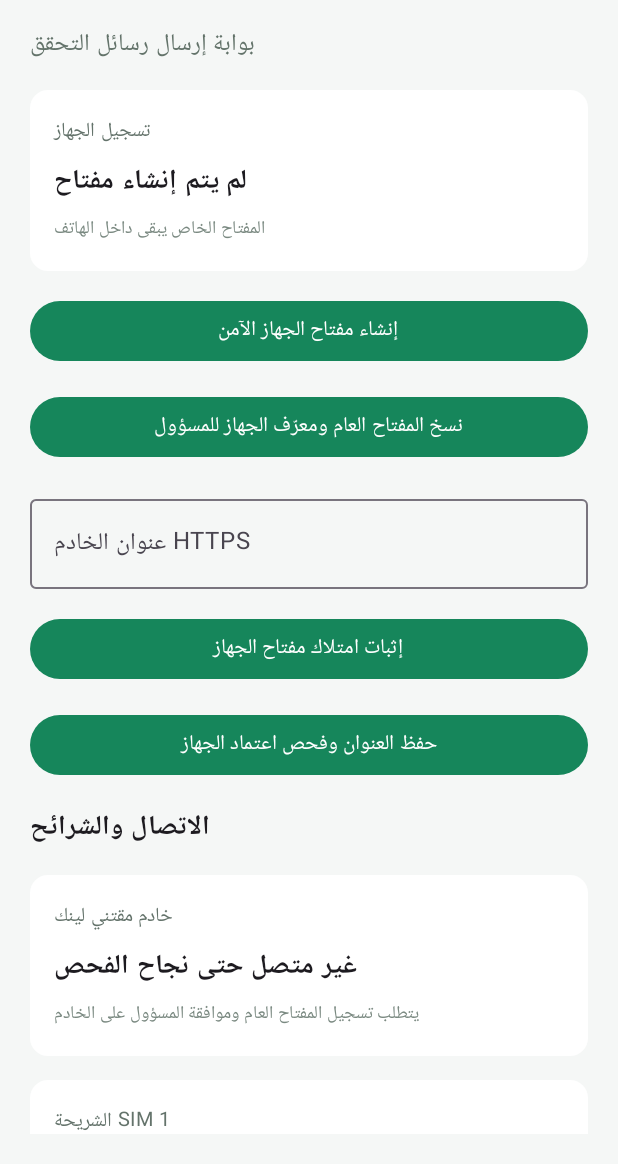
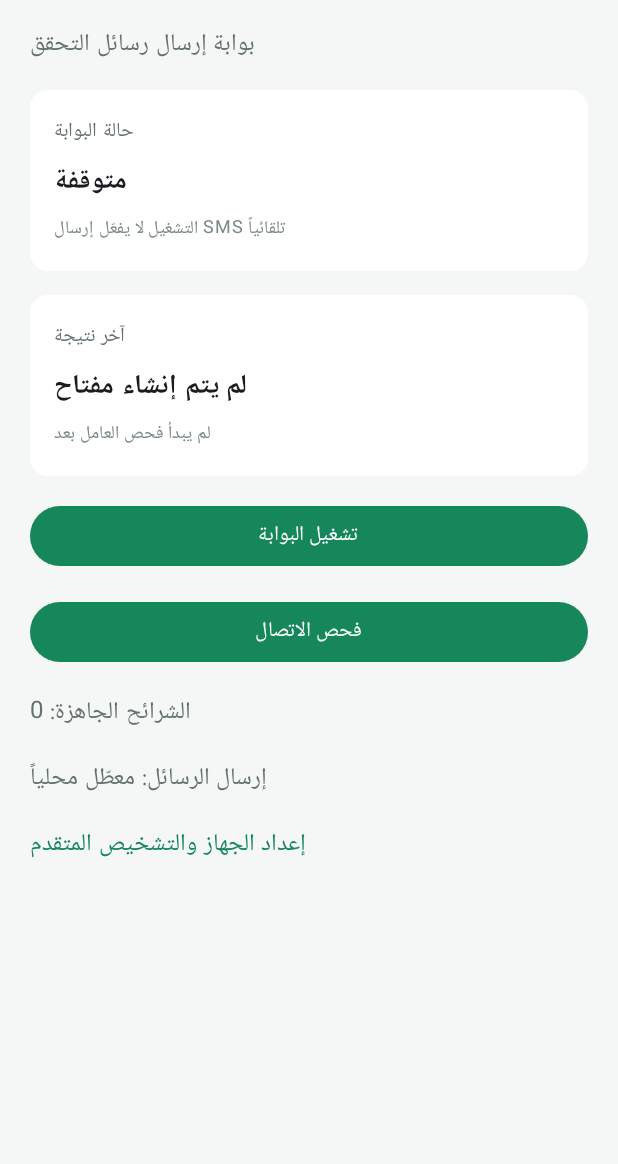
Before and after one commit to overurdream-collab/smsgateway, an Android app built with Jetpack Compose: the screen it shows after launch (MainActivity), on a phone screen of 412 x 824 dp, the part 72-1236 px from its top. Run offline under Robolectric (Android 15) with nearby library versions, the phone set to English and light mode, and no system bars.

Commit message:
refactor(fin25): two primary gateway controls and collapsed enrollment diagnostics

```diff
--- a/app/src/main/java/com/test4/smsgateway/MainActivity.kt
+++ b/app/src/main/java/com/test4/smsgateway/MainActivity.kt
@@ -6,6 +6,7 @@ import android.os.Bundle
 import androidx.activity.ComponentActivity
 import androidx.activity.compose.setContent
 import androidx.activity.result.contract.ActivityResultContracts
+import androidx.compose.foundation.clickable
 import androidx.compose.foundation.verticalScroll
 import androidx.compose.foundation.rememberScrollState
 import androidx.compose.foundation.layout.Arrangement
@@ -47,6 +48,7 @@ class MainActivity : ComponentActivity() {
     private lateinit var identity: DeviceIdentity
     private var serverUrl by mutableStateOf("")
     private var smsTestOptIn by mutableStateOf(false)
+    private var workerRequested by mutableStateOf(false)
     private var enrollmentStatus by mutableStateOf("لم يتم إنشاء مفتاح")
     private var workerDiagnostic by mutableStateOf("لم يبدأ فحص العامل بعد")
     private var keyFingerprint by mutableStateOf("")
@@ -122,6 +124,7 @@ class MainActivity : ComponentActivity() {
                         }
                     },
                     smsTestOptIn = smsTestOptIn,
+                    workerRequested = workerRequested,
                     onToggleSmsTest = {
                         val enabled = !smsTestOptIn
                         if (enabled && ContextCompat.checkSelfPermission(this, Manifest.permission.SEND_SMS) != PackageManager.PERMISSION_GRANTED) {
@@ -143,7 +146,8 @@ class MainActivity : ComponentActivity() {
                                 getSharedPreferences("gateway_settings", MODE_PRIVATE).edit().putString("server_url", url).apply()
                                 try {
                                     ContextCompat.startForegroundService(this, android.content.Intent(this, GatewayWorkerService::class.java))
-                                    enrollmentStatus = "تم طلب تشغيل العامل؛ راجع حالة العامل أدناه"
+                                    workerRequested = true
+                                    enrollmentStatus = "تم طلب تشغيل البوابة؛ الإرسال يحتاج تصريحاً مستقلاً"
                                 } catch (e: Exception) { enrollmentStatus = "تعذر التشغيل: ${e.javaClass.simpleName}" }
                             }
                         }
@@ -152,6 +156,7 @@ class MainActivity : ComponentActivity() {
                         smsTestOptIn = false
                         getSharedPreferences("gateway_settings", MODE_PRIVATE).edit().putBoolean("sms_test_opt_in", false).apply()
                         stopService(android.content.Intent(this, GatewayWorkerService::class.java))
+                        workerRequested = false
                         enrollmentStatus = "تم إيقاف العامل"
                     },
                     onTestConnection = {
@@ -215,6 +220,7 @@ private fun GatewayDashboard(
     onTestConnection: () -> Unit,
     onProveDevice: () -> Unit,
     smsTestOptIn: Boolean,
+    workerRequested: Boolean,
     onToggleSmsTest: () -> Unit,
     onStartWorker: () -> Unit,
     onStopWorker: () -> Unit,
@@ -229,63 +235,59 @@ private fun GatewayDashboard(
             Text("TEST4 SMS Gateway", fontSize = 24.sp, fontWeight = FontWeight.Bold, color = Color(0xFF17231D))
             Text("بوابة إرسال رسائل التحقق", color = Color(0xFF63736A))
 
-            StatusCard("تسجيل الجهاز", enrollmentStatus, if (keyFingerprint.isEmpty()) "المفتاح الخاص يبقى داخل الهاتف" else "بصمة المفتاح SHA-256: $keyFingerprint")
-            Button(onClick = onCreateIdentity, modifier = Modifier.fillMaxWidth()) { Text("إنشاء مفتاح الجهاز الآمن") }
-            Button(onClick = onCopyEnrollment, modifier = Modifier.fillMaxWidth()) { Text("نسخ المفتاح العام ومعرّف الجهاز للمسؤول") }
-            OutlinedTextField(value = serverUrl, onValueChange = onServerUrlChange,
-                label = { Text("عنوان الخادم HTTPS") }, singleLine = true, modifier = Modifier.fillMaxWidth())
-            Button(onClick = onProveDevice, modifier = Modifier.fillMaxWidth()) { Text("إثبات امتلاك مفتاح الجهاز") }
-            Button(onClick = onTestConnection, modifier = Modifier.fillMaxWidth()) { Text("حفظ العنوان وفحص اعتماد الجهاز") }
-            Text("الاتصال والشرائح", fontWeight = FontWeight.SemiBold, fontSize = 18.sp)
-            StatusCard("خادم مقتني لينك", "غير متصل حتى نجاح الفحص", "يتطلب تسجيل المفتاح العام وموافقة المسؤول على الخادم")
+            StatusCard("حالة البوابة", if (workerRequested) "تم طلب التشغيل" else "متوقفة",
+                "التشغيل لا يفعّل إرسال SMS تلقائياً")
+            StatusCard("آخر نتيجة", enrollmentStatus, workerDiagnostic)
+            Button(
+                onClick = if (workerRequested) onStopWorker else onStartWorker,
+                modifier = Modifier.fillMaxWidth()
+            ) { Text(if (workerRequested) "إيقاف البوابة" else "تشغيل البوابة") }
+            Button(onClick = {
+                onScanSim()
+                onTestConnection()
+            }, modifier = Modifier.fillMaxWidth()) { Text("فحص الاتصال") }
+            val readySims = (simAvailability as? SimAvailability.Available)?.subscriptions
+                ?.count { it.isReady } ?: 0
+            Text("الشرائح الجاهزة: $readySims", color = Color(0xFF63736A))
+            Text("إرسال الرسائل: " + if (smsTestOptIn) "مسموح محلياً للاختبار فقط" else "معطّل محلياً",
+                color = Color(0xFF63736A))
 
-            when (val state = simAvailability) {
-                SimAvailability.PermissionRequired -> StatusCard(
-                    "الشريحة SIM 1",
-                    "إذن الوصول مطلوب",
-                    "اضغط فحص الشريحة واسمح للتطبيق بقراءة حالة الشريحة فقط"
-                )
-                SimAvailability.TelephonyUnavailable -> StatusCard(
-                    "الشريحة SIM 1",
-                    "خدمة الاتصالات غير متاحة",
-                    "تعذر الوصول إلى خدمة شرائح الهاتف على هذا الجهاز"
-                )
-                is SimAvailability.Available -> {
-                    if (state.subscriptions.isEmpty()) {
-                        StatusCard("الشريحة SIM 1", "لم يتم العثور على شريحة", "تحقق من تركيب الشريحة وتفعيلها")
-                    } else {
-                        state.subscriptions.forEach { sim ->
-                            StatusCard(
-                                "SIM ${sim.slotIndex + 1} — ${sim.displayName}",
-                                if (sim.isReady) "جاهزة" else "غير جاهزة",
-                                if (sim.isDefaultForSms) "الشريحة الافتراضية للرسائل النصية"
-                                else "معرّف الشريحة: ${sim.subscriptionId}"
-                            )
-                        }
+            var showSetup by androidx.compose.runtime.remember { androidx.compose.runtime.mutableStateOf(false) }
+            Text("إعداد الجهاز والتشخيص المتقدم", color = GatewayGreen,
+                modifier = Modifier.clickable { showSetup = !showSetup })
+            if (showSetup) {
+                Text("إعداد أولي — لا تعِد إنشاء المفتاح إذا كان الجهاز مسجلاً",
+                    color = Color(0xFF8A5A16))
+                OutlinedTextField(value = serverUrl, onValueChange = onServerUrlChange,
+                    label = { Text("عنوان الخادم HTTPS") }, singleLine = true,
+                    modifier = Modifier.fillMaxWidth())
+                StatusCard("تسجيل الجهاز", enrollmentStatus,
+                    if (keyFingerprint.isEmpty()) "المفتاح الخاص يبقى داخل الهاتف"
+                    else "بصمة SHA-256: $keyFingerprint")
+                Button(onClick = onCreateIdentity, modifier = Modifier.fillMaxWidth()) {
+                    Text("إنشاء أو عرض هوية الجهاز")
+                }
+                Button(onClick = onCopyEnrollment, modifier = Modifier.fillMaxWidth()) {
+                    Text("نسخ بيانات التسجيل للمسؤول")
+                }
+                Button(onClick = onProveDevice, modifier = Modifier.fillMaxWidth()) {
+                    Text("إثبات ملكية المفتاح")
+                }
+                Button(onClick = onToggleSmsTest, modifier = Modifier.fillMaxWidth()) {
+                    Text(if (smsTestOptIn) "إلغاء تصريح اختبار SMS"
+                         else "تصريح اختبار SMS المحلي — بعد موافقة المسؤول")
+                }
+                StatusCard("تشخيص العامل", workerDiagnostic, "تتحدث النتيجة عند العودة إلى الشاشة")
+                Text("حالة الشرائح", fontWeight = FontWeight.SemiBold)
+                when (val state = simAvailability) {
+                    is SimAvailability.Available -> state.subscriptions.forEach { sim ->
+                        StatusCard("SIM ${sim.slotIndex + 1} — ${sim.displayName}",
+                            if (sim.isReady) "جاهزة" else "غير جاهزة",
+                            if (sim.isDefaultForSms) "الشريحة الافتراضية" else "شريحة إضافية")
                     }
+                    else -> Text("يجب منح إذن قراءة حالة الشرائح أو فحص توفرها")
                 }
             }
-
-            Button(onClick = onToggleSmsTest, modifier = Modifier.fillMaxWidth()) {
-                Text(if (smsTestOptIn) "تعطيل اختبار إرسال SMS" else "تمكين اختبار SMS يدوياً — بعد اعتماد المسؤول")
-            }
-            StatusCard("التفعيل المحلي", if (smsTestOptIn) "مفعّل للاختبار" else "معطّل", "لا يعني التفعيل المحلي موافقة الخادم على الإرسال")
-            StatusCard("تشخيص العامل", workerDiagnostic, "لتحديث التشخيص أغلق الشاشة وافتحها مجدداً")
-            Button(onClick = onStartWorker, modifier = Modifier.fillMaxWidth()) { Text("تشغيل العامل") }
-            Button(onClick = onStopWorker, modifier = Modifier.fillMaxWidth()) { Text("إيقاف العامل") }
-            Button(onClick = onScanSim, modifier = Modifier.fillMaxWidth()) {
-                Text("فحص الشريحة")
-            }
-
-            Text("إحصاءات الإرسال", fontWeight = FontWeight.SemiBold, fontSize = 18.sp)
-            Row(modifier = Modifier.fillMaxWidth(), horizontalArrangement = Arrangement.spacedBy(12.dp)) {
-                MetricCard("مرسلة", "0", Modifier.weight(1f))
-                MetricCard("فاشلة", "0", Modifier.weight(1f))
-                MetricCard("معلّقة", "0", Modifier.weight(1f))
-            }
-
-            Spacer(modifier = Modifier.height(4.dp))
-            Text("نسخة تأسيسية — لا تنفذ إرسال SMS حالياً", color = Color(0xFF8A5A16), fontSize = 12.sp)
         }
     }
 }
```
